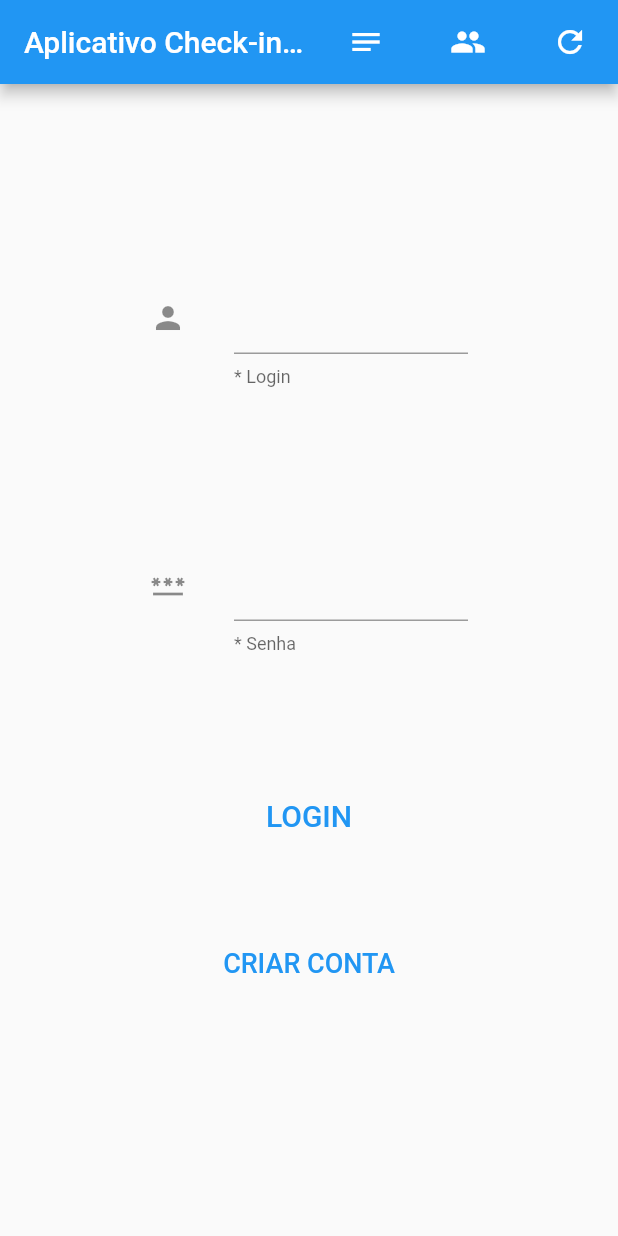
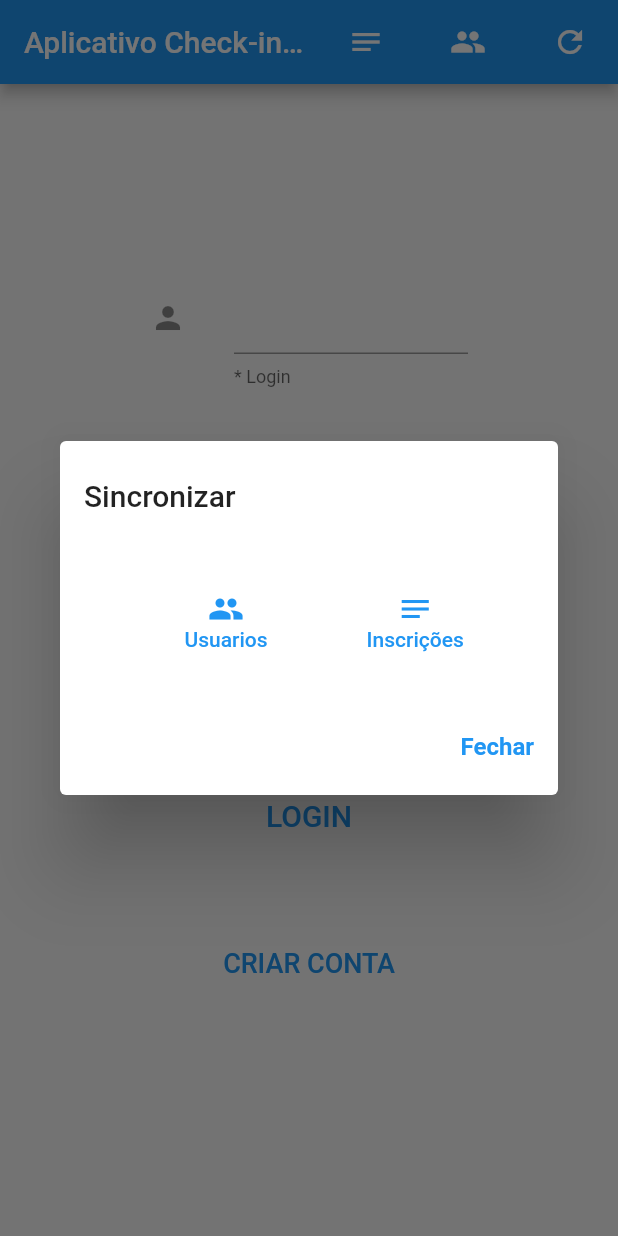
Before and after one commit to Fschmatz/flutter_task_final, a Flutter app: the screen it shows after launch, after a tap on the "refresh" icon, on a phone screen of 412 x 824 dp. Run offline on Flutter 3.47's test engine with Material 2 defaults, Android fonts, the phone set to English and light mode, and no system bars; our stand-ins replace sqflite, sqflite_common, sqflite_common_ffi; accounts and stored records are empty.

Commit message:
v 0.5.0
inicio Sync

```diff
--- a/lib/main.dart
+++ b/lib/main.dart
@@ -2,6 +2,7 @@ import 'dart:io';
 import 'dart:math';
 import 'package:flutter/material.dart';
 import 'package:flutter_task_final/pages/criar_conta.dart';
+import 'package:flutter_task_final/pages/dialog_sync_server.dart';
 import 'package:flutter_task_final/pages/lista_eventos.dart';
 import 'package:sqflite/sqflite.dart';
 import 'package:sqflite_common_ffi/sqflite_ffi.dart';
@@ -218,7 +219,11 @@ class _MyHomePageState extends State<MyHomePage> {
               icon: const Icon(Icons.refresh),
               tooltip: 'Sync DB',
               onPressed: () {
-                // printData();
+                showDialog(
+                    context: context,
+                    builder: (BuildContext context) {
+                      return const DialogSyncServer();
+                    });
               },
             ),
           ),
--- /dev/null
+++ b/lib/pages/dialog_sync_server.dart
@@ -0,0 +1,64 @@
+import 'package:flutter/material.dart';
+
+class DialogSyncServer extends StatefulWidget {
+  const DialogSyncServer({Key? key}) : super(key: key);
+
+  @override
+  _DialogSyncServerState createState() => _DialogSyncServerState();
+}
+
+class _DialogSyncServerState extends State<DialogSyncServer> {
+  @override
+  Widget build(BuildContext context) {
+    return  AlertDialog(
+      contentPadding: const EdgeInsets.all(0),
+      titlePadding: const EdgeInsets.fromLTRB(16, 25, 0, 24),
+      title: const Text('Sincronizar'),
+      actions: [
+        TextButton(
+          child: const Text(
+            "Fechar",
+            style: TextStyle(fontSize: 16, fontWeight: FontWeight.w600),
+          ),
+          onPressed: () {
+            Navigator.of(context).pop();
+          },
+        )
+      ],
+      content: SizedBox(
+        height: 100.0,
+        width: 350.0,
+        child: Padding(
+          padding: const EdgeInsets.fromLTRB(75,20,60,20),
+          child: Row(
+            crossAxisAlignment: CrossAxisAlignment.center,
+            children: [
+              TextButton(
+                onPressed: () {},
+
+                child: Column(
+
+                  children: const <Widget>[
+                    Icon(Icons.people),
+                    Text("Usuarios")
+                  ],
+                ),
+              ),
+              const SizedBox(width: 50,),
+              TextButton(
+                onPressed: () {},
+
+                child: Column(
+                  children: const <Widget>[
+                    Icon(Icons.notes),
+                    Text("Inscrições")
+                  ],
+                ),
+              ),
+            ],
+          ),
+        )
+      ),
+    );
+  }
+}
--- a/lib/pages/lista_eventos.dart
+++ b/lib/pages/lista_eventos.dart
@@ -48,7 +48,7 @@ class _ListaEventosState extends State<ListaEventos> {
   }
 
 
-  void salvarConta() async {
+  void fazerCheckin(int idEvento) async {
     sqfliteFfiInit();
 
     var databaseFactory = databaseFactoryFfi;
@@ -56,10 +56,10 @@ class _ListaEventosState extends State<ListaEventos> {
 
     await db.insert('inscricao', {
     'id_inscricao': getRamdonValue(),
-    'id_usuario': widget.,
-    'id_evento': 1,
-    'checkin': 0,
-    'data': '01/01/1920',
+    'id_usuario': widget.idUsuarioLogado,
+    'id_evento': idEvento,
+    'checkin': 1,
+    'data': '02/12/2021',
     'synced': 0,
     });
   }
@@ -86,9 +86,11 @@ class _ListaEventosState extends State<ListaEventos> {
                     child: SizedBox(
                       height: 120,
                       child: Card(
+                        key: UniqueKey(),
                         margin:  const EdgeInsets.fromLTRB(200, 50, 200, 0),
                        child: InkWell(
                          onTap: (){
+                           fazerCheckin(eventosList[index]['id_evento']);
                            Navigator.of(context).pop();
                          },
                          child: ListTile(
```
